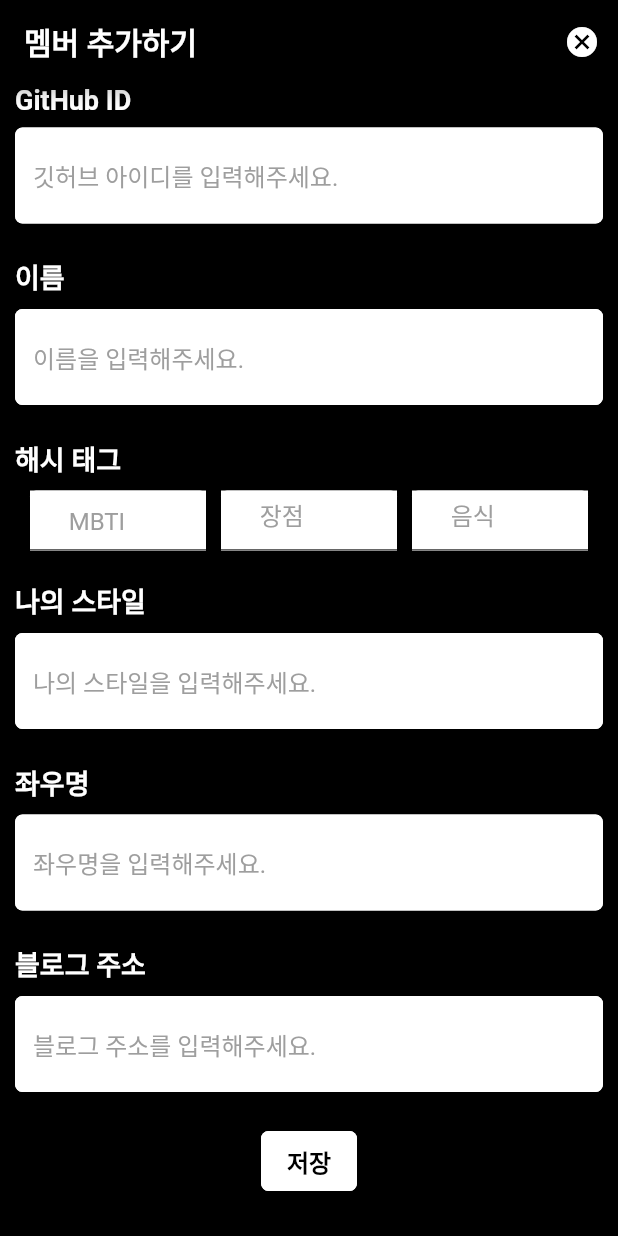
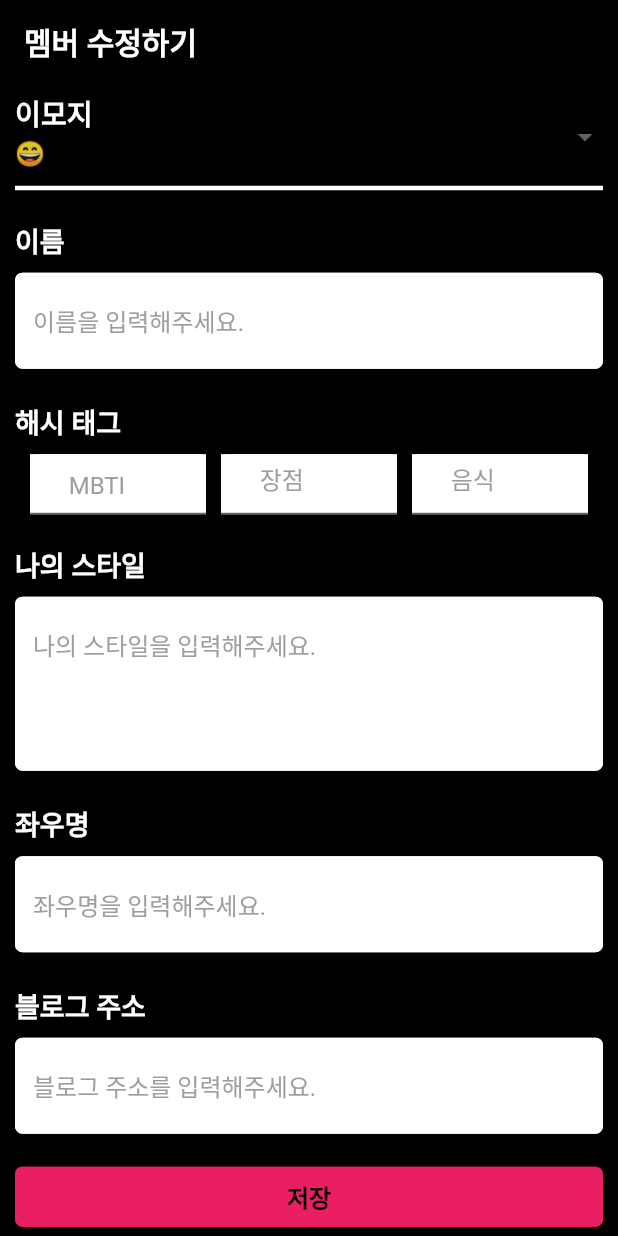
Before and after one commit to Haenaet/presenter-flutter, a Flutter app: the screen it shows after launch, on a phone screen of 412 x 824 dp. Run offline on Flutter 3.47's test engine with Material 2 defaults, Android fonts, the phone set to English and light mode, and no system bars.

Commit message:
modified: #4 저장 버튼 크기 수정

```diff
--- a/lib/main.dart
+++ b/lib/main.dart
@@ -10,7 +10,7 @@ class MainApp extends StatelessWidget {
 
   @override
   Widget build(BuildContext context) {
-    return const MaterialApp(
+    return MaterialApp(
       home: MemberCreatePage(),
     );
   }
--- a/lib/screens/member_create.dart
+++ b/lib/screens/member_create.dart
@@ -3,7 +3,9 @@ import 'package:flutter/material.dart';
 import 'package:presenter/widgets/member_create_widget.dart';
 
 class MemberCreatePage extends StatelessWidget {
-  const MemberCreatePage({super.key});
+  MemberCreatePage({super.key});
+
+  TextEditingController contentController = TextEditingController();
 
   @override
   Widget build(BuildContext context) {
@@ -11,53 +13,64 @@ class MemberCreatePage extends StatelessWidget {
       backgroundColor: Colors.black,
       appBar: AppBar(
         backgroundColor: Colors.black,
-        title: const Text(
+        title: Visibility(
+          // 멤버 데이터가 Null 인 경우 true / 멤버 데이터를 받으면 false
+          // member == null
+          visible: false,
+          replacement: Text(
+            "멤버 수정하기",
+            style: TextStyle(
+              fontWeight: FontWeight.bold,
+            ),
+          ),
+          child: Text(
             "멤버 추가하기",
             style: TextStyle(
               fontWeight: FontWeight.bold,
             ),
           ),
+        ),
         actions: <Widget>[
-          IconButton(
+          Visibility(
+            // 멤버 데이터를 받으면 true / 멤버 데이터 Null 인 경우 false
+            visible: false, // member != null true
+            child: IconButton(
               icon: const Icon(Icons.cancel),
               onPressed: () {
-              print("취소 버튼을 클릭했습니다.");
+                showDeleteDialog(context);
               },
+            ),
           ),
         ],
       ),
-      body: SingleChildScrollView(
-        physics: const ClampingScrollPhysics(),
+      body: const SingleChildScrollView(
+        physics: ClampingScrollPhysics(),
         child: Padding(
-          padding: const EdgeInsets.fromLTRB(10, 0, 10, 0),
+          padding: EdgeInsets.fromLTRB(10, 0, 10, 50),
           child: Column(
             crossAxisAlignment: CrossAxisAlignment.start,
             children: [
-              const TitleLabel(
-                titleText: "GitHub ID",
+              DropDownWidget(),
+              SizedBox(
+                height: 20,
               ),
-              const SizedBox(
+              TitleLabel(
+                titleText: "이름",
+              ),
+              SizedBox(
                 height: 8,
               ),
-              const CustomTextField(
-                hintText: "깃허브 아이디를 입력해주세요.",
+              CustomTextField(
+                hintText: "이름을 입력해주세요.",
+                maxLength: 4,
               ),
-              const TitleLabel(
-                titleText: "이름",
+              TitleLabel(
+                titleText: "해시 태그",
               ),
-              const SizedBox(
+              SizedBox(
                 height: 8,
               ),
-              const CustomTextField(
-                hintText: "이름을 입력해주세요.",
-              ),
-              const TitleLabel(
-                titleText: "해시 태그",
-              ),
-              const SizedBox(
-                height: 8,
-              ),
-              const Row(
+              Row(
                 mainAxisAlignment: MainAxisAlignment.center,
                 children: [
                   HashTagContainer(
@@ -77,59 +90,40 @@ class MemberCreatePage extends StatelessWidget {
                   ),
                 ],
               ),
-              const SizedBox(
+              SizedBox(
                 height: 20,
               ),
-              const TitleLabel(
+              TitleLabel(
                 titleText: "나의 스타일",
               ),
-              const SizedBox(
+              SizedBox(
                 height: 8,
               ),
-              const CustomTextField(
+              CustomTextField(
                 hintText: "나의 스타일을 입력해주세요.",
+                maxLength: 200,
+                maxLines: 4,
               ),
-              const TitleLabel(
+              TitleLabel(
                 titleText: "좌우명",
               ),
-              const SizedBox(
+              SizedBox(
                 height: 8,
               ),
-              const CustomTextField(
+              CustomTextField(
                 hintText: "좌우명을 입력해주세요.",
               ),
-              const TitleLabel(
+              TitleLabel(
                 titleText: "블로그 주소",
               ),
-              const SizedBox(
+              SizedBox(
                 height: 8,
               ),
-              const CustomTextField(
+              CustomTextField(
                 hintText: "블로그 주소를 입력해주세요.",
               ),
               Center(
-                child: TextButton(
-                  style: ButtonStyle(
-                    shape: MaterialStateProperty.all(
-                      RoundedRectangleBorder(
-                        borderRadius: BorderRadius.circular(5.0),
-                        side: const BorderSide(color: Colors.white),
-                      ),
-                    ),
-                    backgroundColor: MaterialStateProperty.all(Colors.white),
-                  ),
-                  child: const Text(
-                    "저장",
-                    style: TextStyle(
-                      color: Colors.black,
-                      fontSize: 16,
-                      fontWeight: FontWeight.bold,
-                    ),
-                  ),
-                  onPressed: () {
-                    print("저장 버튼을 눌렀습니다!");
-                  },
-                ),
+                child: SaveButton(),
               ),
             ],
           ),
--- a/lib/widgets/member_create_widget.dart
+++ b/lib/widgets/member_create_widget.dart
@@ -1,4 +1,109 @@
 import 'package:flutter/material.dart';
+
+void showDeleteDialog(BuildContext context) {
+  showDialog(
+    context: context,
+    builder: (context) {
+      return AlertDialog(
+        title: Text("삭제하시겠습니까?"),
+        actions: [
+          // 취소 버튼
+          TextButton(
+            onPressed: () {
+              Navigator.pop(context); // 팝업 닫기
+            },
+            child: Text(
+              "취소",
+              style: TextStyle(
+                color: Colors.red,
+              ),
+            ),
+          ),
+          // 확인 버튼
+          TextButton(
+            onPressed: () {
+              Navigator.pop(context); // 팝업 닫기
+            },
+            child: Text(
+              "확인",
+            ),
+          ),
+        ],
+      );
+    },
+  );
+}
+
+class DropDownWidget extends StatefulWidget {
+  const DropDownWidget({super.key});
+
+  @override
+  State<DropDownWidget> createState() => _DropDownWidgetState();
+}
+
+class _DropDownWidgetState extends State<DropDownWidget> {
+  String _selectedEmoji = '😀';
+  @override
+  Widget build(BuildContext context) {
+    return DropdownButtonFormField<String>(
+      value: _selectedEmoji,
+      decoration: const InputDecoration(
+        labelText: '이모지',
+        labelStyle: TextStyle(
+          color: Colors.white,
+          fontSize: 25,
+          fontWeight: FontWeight.bold,
+        ),
+        enabledBorder: UnderlineInputBorder(
+          borderSide: BorderSide(
+            width: 3, // 테두리 사이즈
+            color: Colors.white, // 테두리 색깔
+          ),
+        ),
+        // 텍스트 필드를 눌렀을 때 아래 테두리 설정
+        focusedBorder: UnderlineInputBorder(
+          borderSide: BorderSide(
+            width: 3,
+            color: Colors.white,
+          ),
+        ),
+      ),
+      items: const [
+        DropdownMenuItem(
+          value: '😀',
+          child: Text('😄'),
+        ),
+        DropdownMenuItem(
+          value: '😄',
+          child: Text('😄'),
+        ),
+        DropdownMenuItem(
+          value: '😊',
+          child: Text('😊'),
+        ),
+        DropdownMenuItem(
+          value: '😎',
+          child: Text('😎'),
+        ),
+        DropdownMenuItem(
+          value: '🙂',
+          child: Text('🙂'),
+        ),
+      ],
+      onChanged: (value) {
+        setState(() {
+          _selectedEmoji = value!;
+        });
+      },
+      validator: (value) {
+        if (value == null || value.isEmpty) {
+          return '이모지를 선택해주세요.';
+        }
+        return null;
+      },
+    );
+  }
+}
 
 class TitleLabel extends StatelessWidget {
   const TitleLabel({
@@ -25,15 +130,20 @@ class CustomTextField extends StatelessWidget {
   const CustomTextField({
     super.key,
     required this.hintText,
+    this.maxLength,
+    this.maxLines,
   });
 
   final String hintText;
+  final int? maxLength;
+  final int? maxLines;
 
   @override
   Widget build(BuildContext context) {
     return TextField(
-      maxLength: 34,
-      cursorColor: Colors.black,
+      maxLength: maxLength ?? 34, // 텍스트 최대 길이
+      maxLines: maxLines ?? 1, // 텍스트 최대 줄
+      cursorColor: Colors.black, // 텍스트 필드 입력 시 커서 색깔
       decoration: InputDecoration(
         filled: true,
         fillColor: Colors.white,
@@ -93,3 +203,39 @@ class HashTagContainer extends StatelessWidget {
     );
   }
 }
+
+class SaveButton extends StatelessWidget {
+  const SaveButton({
+    super.key,
+  });
+
+  @override
+  Widget build(BuildContext context) {
+    return Container(
+      width: MediaQuery.of(context).size.width - 20,
+      height: 40,
+      child: TextButton(
+        style: ButtonStyle(
+          shape: MaterialStateProperty.all(
+            RoundedRectangleBorder(
+              borderRadius: BorderRadius.circular(5.0),
+              side: const BorderSide(color: Colors.pink),
+            ),
+          ),
+          backgroundColor: MaterialStateProperty.all(Colors.pink),
+        ),
+        child: const Text(
+          "저장",
+          style: TextStyle(
+            color: Colors.black,
+            fontSize: 16,
+            fontWeight: FontWeight.bold,
+          ),
+        ),
+        onPressed: () {
+          print("저장 버튼을 눌렀습니다!");
+        },
+      ),
+    );
+  }
+}
```
Lines whose indentation alone changed are shown as unchanged.
